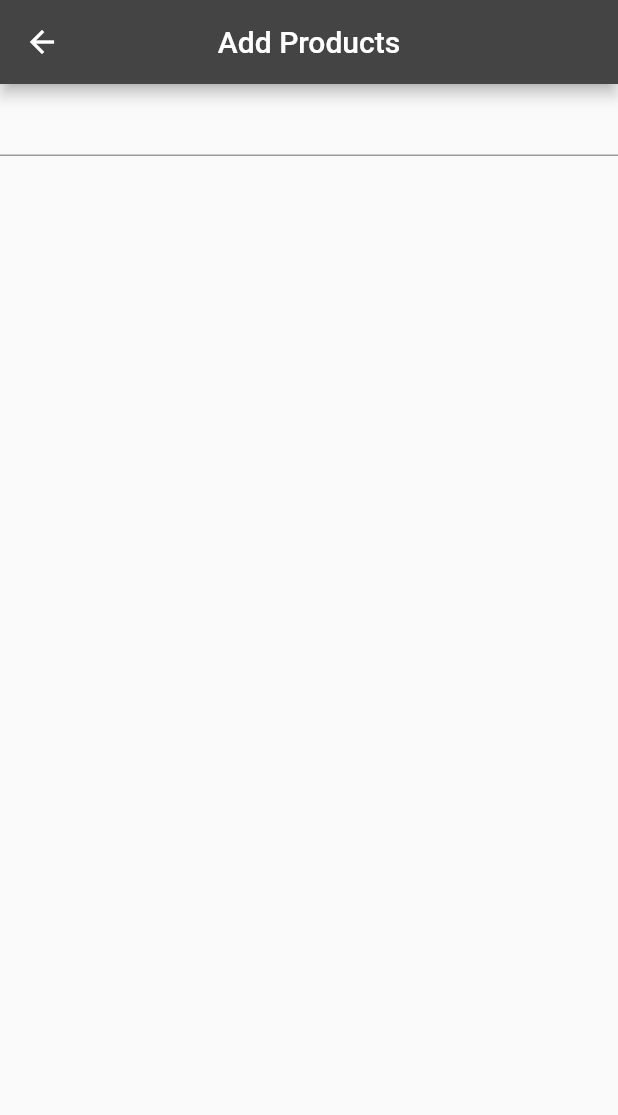
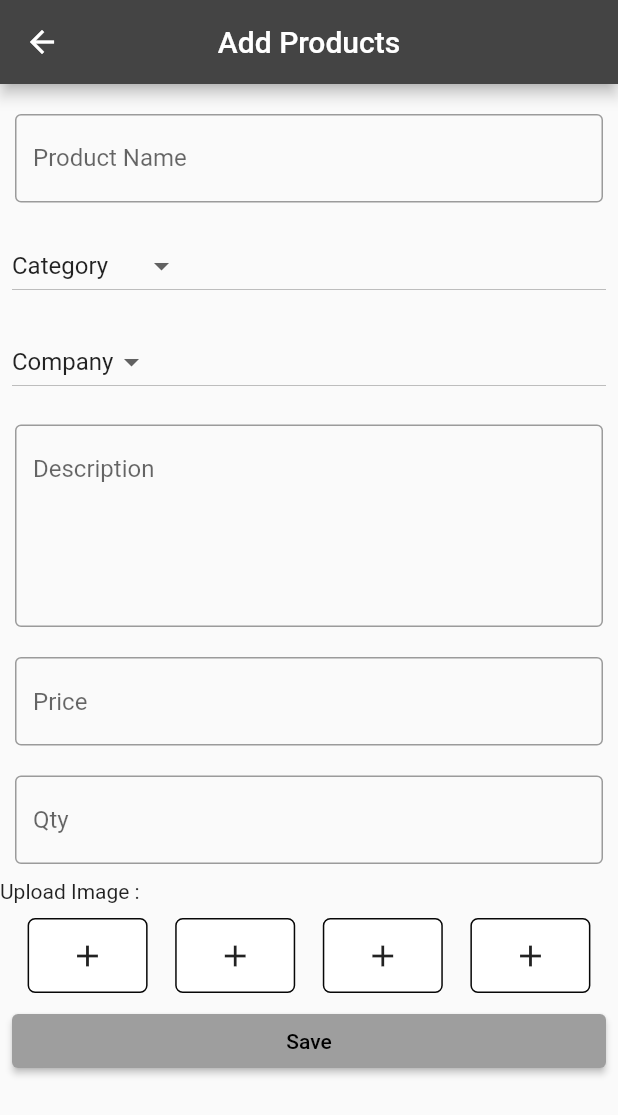
Before and after one commit to sayanths/firebase_full_crud, a Flutter app: the ProductAddingImage screen opened directly, on a phone screen of 412 x 824 dp. Shown: the top 1115 px of the screen. Run offline on Flutter 3.47's test engine with Material 2 defaults, Android fonts, the phone set to English and light mode, and no system bars; our stand-ins replace get.

Commit message:
product add ui completed

```diff
--- /dev/null
+++ b/lib/app/product_adding_screen/controller/product_adding.dart
@@ -0,0 +1,33 @@
+import 'package:flutter/cupertino.dart';
+import 'package:get/get.dart';
+
+class ProductAddingScreen extends GetxController {
+  String dropDownSelectedItem = 'Category';
+    String dropDownSelectedItemCompany = 'Company';
+
+  final productNameController = TextEditingController();
+   final descriptionController = TextEditingController();
+
+  List<String> category = <String>[
+    'Category',
+    'Iphone',
+    'Led tv',
+    'JBL speaker',
+    'Headphone',
+    'Monitor'
+  ];
+
+  List<String> company = <String>[
+    'Company',
+    'LG',
+    'Apple',
+    'Boat',
+    'Dell',
+    'Plasma'
+  ];
+
+  dropDownValueChange(String value) {
+    dropDownSelectedItem = value;
+    update();
+  }
+}
--- a/lib/app/product_adding_screen/view/product_adding.dart
+++ b/lib/app/product_adding_screen/view/product_adding.dart
@@ -1,5 +1,6 @@
 import 'package:flutter/material.dart';
 import 'package:get/get.dart';
+import 'package:gurjart/app/product_adding_screen/controller/product_adding.dart';
 import 'package:gurjart/app/utiles/colors.dart';
 
 class ProductAddingImage extends StatelessWidget {
@@ -7,6 +8,8 @@ class ProductAddingImage extends StatelessWidget {
 
   @override
   Widget build(BuildContext context) {
+    Size size = MediaQuery.of(context).size;
+    final data = Get.put(ProductAddingScreen());
     return Scaffold(
       appBar: AppBar(
         backgroundColor: grey,
@@ -24,13 +27,136 @@ class ProductAddingImage extends StatelessWidget {
           style: TextStyle(color: white),
         ),
       ),
-      body: Column(
+      body: ListView(
         children: [
-          TextFormField(
-
+          const SizedBox(
+            height: 10,
           ),
+          CustomTextformField(
+            controller: data.productNameController,
+            decoration: const InputDecoration(
+                border: OutlineInputBorder(), label: Text("Product Name")),
+          ),
+          Padding(
+            padding: const EdgeInsets.all(8.0),
+            child: DropdownButton(
+              value: data.dropDownSelectedItem,
+              items: data.category.map((String value) {
+                return DropdownMenuItem(
+                  value: value,
+                  child: Text(value),
+                );
+              }).toList(),
+              onChanged: (value) {
+              //  data.dropDownValueChange(value!);
+              },
+            ),
+          ),
+          Padding(
+            padding: const EdgeInsets.all(8.0),
+            child: DropdownButton(
+              value: data.dropDownSelectedItemCompany,
+              items: data.company.map((String value) {
+                return DropdownMenuItem(
+                  value: value,
+                  child: Text(value),
+                );
+              }).toList(),
+              onChanged: (value) {
+               // data.dropDownValueChange(value!);
+              },
+            ),
+          ),
+          CustomTextformField(
+            maxLine: 5,
+            controller: data.descriptionController,
+            decoration: const InputDecoration(
+              hintText: "Description",
+              border: OutlineInputBorder(),
+            ),
+          ),
+          CustomTextformField(
+            controller: data.descriptionController,
+            decoration: const InputDecoration(
+              hintText: "Price",
+              border: OutlineInputBorder(),
+            ),
+          ),
+          CustomTextformField(
+            controller: data.descriptionController,
+            decoration: const InputDecoration(
+              hintText: "Qty",
+              border: OutlineInputBorder(),
+            ),
+          ),
+          const Text("Upload Image :"),
+          const SizedBox(height: 10),
+          Row(
+            mainAxisAlignment: MainAxisAlignment.spaceEvenly,
+            children: const [
+              ImagePicerCustom(),
+              ImagePicerCustom(),
+              ImagePicerCustom(),
+              ImagePicerCustom(),
+            ],
+          ),
+          Padding(
+            padding: const EdgeInsets.all(8.0),
+            child: ElevatedButton(onPressed: () {}, child: const Text("Save")),
+          )
         ],
       ),
     );
   }
 }
+
+class ImagePicerCustom extends StatelessWidget {
+  const ImagePicerCustom({
+    Key? key,
+  }) : super(key: key);
+
+  @override
+  Widget build(BuildContext context) {
+    return Container(
+      height: 50,
+      width: 80,
+      decoration: BoxDecoration(
+        border: Border.all(
+          color: const Color.fromARGB(255, 7, 7, 7),
+          style: BorderStyle.solid,
+          width: 1.0,
+        ),
+        color: white,
+        borderRadius: BorderRadius.circular(5),
+      ),
+      child: const Icon(Icons.add),
+    );
+  }
+}
+
+class CustomTextformField extends StatelessWidget {
+  final InputDecoration? decoration;
+  final TextEditingController controller;
+  final String? Function(String?)? validate;
+  final int? maxLine;
+  const CustomTextformField({
+    Key? key,
+    this.decoration,
+    required this.controller,
+    this.validate,
+    this.maxLine,
+  }) : super(key: key);
+
+  @override
+  Widget build(BuildContext context) {
+    return Padding(
+      padding: const EdgeInsets.all(10.0),
+      child: TextFormField(
+        maxLines: maxLine,
+        validator: validate,
+        controller: controller,
+        decoration: decoration,
+      ),
+    );
+  }
+}
```
